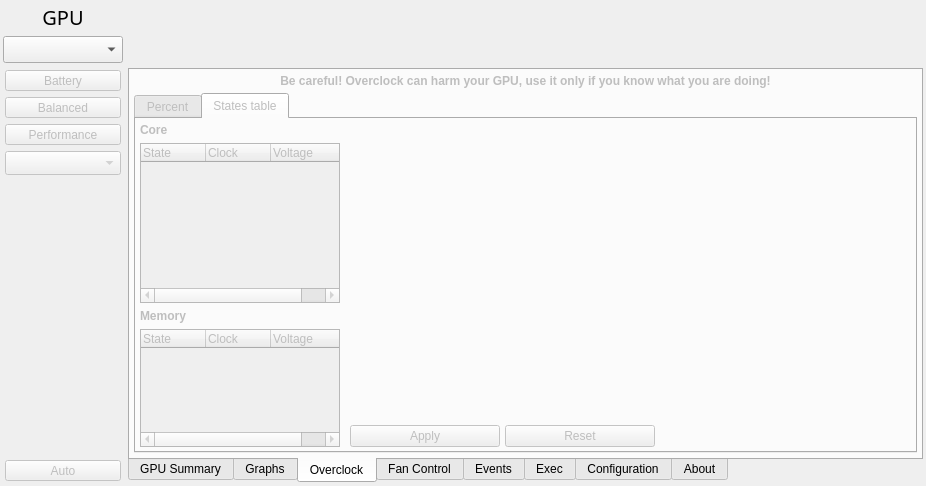
Above: radeon-profile/radeon_profile.ui from marazmista/radeon-profile before the change. Below: the same form after it.
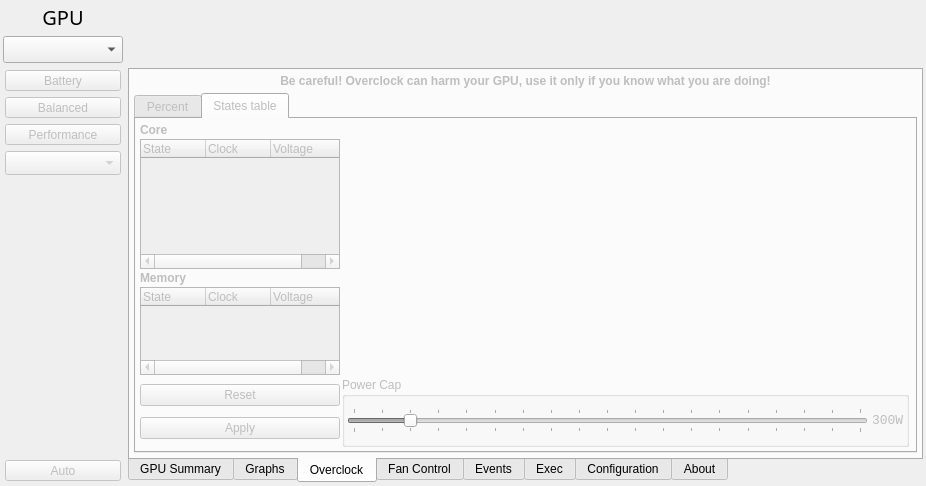
That is the form after the change. The open tabs and pages were chosen to show the change. Icons and pictures are not drawn.

Commit message: implemented adjustment of power cap, automatically set power level to manual when oc values modified

Diff of the .ui file:
```diff
--- a/radeon-profile/radeon_profile.ui
+++ b/radeon-profile/radeon_profile.ui
@@ -1451,58 +1451,15 @@
             <property name="bottomMargin">
              <number>4</number>
             </property>
-            <property name="horizontalSpacing">
-             <number>5</number>
+            <property name="spacing">
+             <number>2</number>
             </property>
-            <item row="1" column="0">
-             <widget class="QTreeWidget" name="list_coreStates">
-              <property name="minimumSize">
-               <size>
-                <width>200</width>
-                <height>50</height>
-               </size>
-              </property>
-              <property name="maximumSize">
-               <size>
-                <width>200</width>
-                <height>300</height>
-               </size>
-              </property>
-              <property name="alternatingRowColors">
-               <bool>false</bool>
-              </property>
-              <property name="indentation">
-               <number>2</number>
-              </property>
-              <attribute name="headerCascadingSectionResizes">
-               <bool>false</bool>
-              </attribute>
-              <attribute name="headerDefaultSectionSize">
-               <number>65</number>
-              </attribute>
-              <column>
-               <property name="text">
-                <string>State</string>
-               </property>
-              </column>
-              <column>
-               <property name="text">
-                <string>Clock</string>
-               </property>
-              </column>
-              <column>
-               <property name="text">
-                <string>Voltage</string>
-               </property>
-              </column>
-             </widget>
-            </item>
-            <item row="3" column="0" rowspan="2">
+            <item row="3" column="0">
              <widget class="QTreeWidget" name="list_memStates">
               <property name="minimumSize">
                <size>
-                <width>200</width>
-                <height>50</height>
+                <width>0</width>
+                <height>0</height>
                </size>
               </property>
               <property name="maximumSize">
@@ -1540,19 +1497,162 @@
               </column>
              </widget>
             </item>
-            <item row="2" column="0">
-             <widget class="QLabel" name="label_19">
-              <property name="font">
-               <font>
-                <weight>75</weight>
-                <bold>true</bold>
-               </font>
+            <item row="4" column="1">
+             <widget class="QGroupBox" name="group_powerCap">
+              <property name="enabled">
+               <bool>false</bool>
               </property>
-              <property name="text">
-               <string>Memory</string>
+              <property name="minimumSize">
+               <size>
+                <width>0</width>
+                <height>70</height>
+               </size>
               </property>
+              <property name="maximumSize">
+               <size>
+                <width>16777215</width>
+                <height>70</height>
+               </size>
+              </property>
+              <property name="title">
+               <string>Power Cap</string>
+              </property>
+              <layout class="QHBoxLayout" name="horizontalLayout">
+               <property name="spacing">
+                <number>4</number>
+               </property>
+               <property name="leftMargin">
+                <number>2</number>
+               </property>
+               <property name="topMargin">
+                <number>2</number>
+               </property>
+               <property name="rightMargin">
+                <number>2</number>
+               </property>
+               <property name="bottomMargin">
+                <number>2</number>
+               </property>
+               <item>
+                <widget class="QSlider" name="slider_powerCap">
+                 <property name="minimum">
+                  <number>10</number>
+                 </property>
+                 <property name="maximum">
+                  <number>100</number>
+                 </property>
+                 <property name="value">
+                  <number>20</number>
+                 </property>
+                 <property name="orientation">
+                  <enum>Qt::Horizontal</enum>
+                 </property>
+                 <property name="invertedControls">
+                  <bool>false</bool>
+                 </property>
+                 <property name="tickPosition">
+                  <enum>QSlider::TicksBothSides</enum>
+                 </property>
+                 <property name="tickInterval">
+                  <number>5</number>
+                 </property>
+                </widget>
+               </item>
+               <item>
+                <widget class="QLabel" name="l_powerCapMax">
+                 <property name="font">
+                  <font>
+                   <family>Monospace</family>
+                   <pointsize>10</pointsize>
+                  </font>
+                 </property>
+                 <property name="text">
+                  <string>300W</string>
+                 </property>
+                </widget>
+               </item>
+              </layout>
              </widget>
             </item>
+            <item row="0" column="1" rowspan="4" colspan="2">
+             <layout class="QVBoxLayout" name="verticalLayout_10"/>
+            </item>
+            <item row="1" column="0">
+             <widget class="QTreeWidget" name="list_coreStates">
+              <property name="minimumSize">
+               <size>
+                <width>200</width>
+                <height>0</height>
+               </size>
+              </property>
+              <property name="maximumSize">
+               <size>
+                <width>200</width>
+                <height>300</height>
+               </size>
+              </property>
+              <property name="alternatingRowColors">
+               <bool>false</bool>
+              </property>
+              <property name="indentation">
+               <number>2</number>
+              </property>
+              <attribute name="headerCascadingSectionResizes">
+               <bool>false</bool>
+              </attribute>
+              <attribute name="headerDefaultSectionSize">
+               <number>65</number>
+              </attribute>
+              <column>
+               <property name="text">
+                <string>State</string>
+               </property>
+              </column>
+              <column>
+               <property name="text">
+                <string>Clock</string>
+               </property>
+              </column>
+              <column>
+               <property name="text">
+                <string>Voltage</string>
+               </property>
+              </column>
+             </widget>
+            </item>
+            <item row="4" column="0">
+             <layout class="QVBoxLayout" name="verticalLayout_31">
+              <property name="spacing">
+               <number>4</number>
+              </property>
+              <item>
+               <widget class="QPushButton" name="btn_resetOcTable">
+                <property name="maximumSize">
+                 <size>
+                  <width>200</width>
+                  <height>16777215</height>
+                 </size>
+                </property>
+                <property name="text">
+                 <string>Reset</string>
+                </property>
+               </widget>
+              </item>
+              <item>
+               <widget class="QPushButton" name="btn_applyOcTable">
+                <property name="maximumSize">
+                 <size>
+                  <width>200</width>
+                  <height>16777215</height>
+                 </size>
+                </property>
+                <property name="text">
+                 <string>Apply</string>
+                </property>
+               </widget>
+              </item>
+             </layout>
+            </item>
             <item row="0" column="0">
              <widget class="QLabel" name="label_21">
               <property name="font">
@@ -1566,60 +1666,25 @@
               </property>
              </widget>
             </item>
-            <item row="4" column="3">
-             <widget class="QPushButton" name="btn_resetOcTable">
-              <property name="minimumSize">
-               <size>
-                <width>150</width>
-                <height>0</height>
-               </size>
-              </property>
+            <item row="2" column="0">
+             <widget class="QLabel" name="label_19">
               <property name="maximumSize">
                <size>
-                <width>150</width>
+                <width>200</width>
                 <height>16777215</height>
                </size>
               </property>
-              <property name="text">
-               <string>Reset</string>
+              <property name="font">
+               <font>
+                <weight>75</weight>
+                <bold>true</bold>
+               </font>
               </property>
-             </widget>
-            </item>
-            <item row="4" column="2">
-             <widget class="QPushButton" name="btn_applyOcTable">
-              <property name="minimumSize">
-               <size>
-                <width>150</width>
-                <height>0</height>
-               </size>
-              </property>
-              <property name="maximumSize">
-               <size>
-                <width>150</width>
-                <height>16777215</height>
-               </size>
-              </property>
               <property name="text">
-               <string>Apply</string>
+               <string>Memory</string>
               </property>
              </widget>
             </item>
-            <item row="4" column="4">
-             <spacer name="horizontalSpacer_6">
-              <property name="orientation">
-               <enum>Qt::Horizontal</enum>
-              </property>
-              <property name="sizeHint" stdset="0">
-               <size>
-                <width>40</width>
-                <height>20</height>
-               </size>
-              </property>
-             </spacer>
-            </item>
-            <item row="0" column="1" rowspan="4" colspan="4">
-             <layout class="QVBoxLayout" name="verticalLayout_10"/>
-            </item>
            </layout>
           </widget>
          </widget>
```
Left out of the diff: 12 changed lines with no effect on the pictures. The commit also changes 8 other files.
